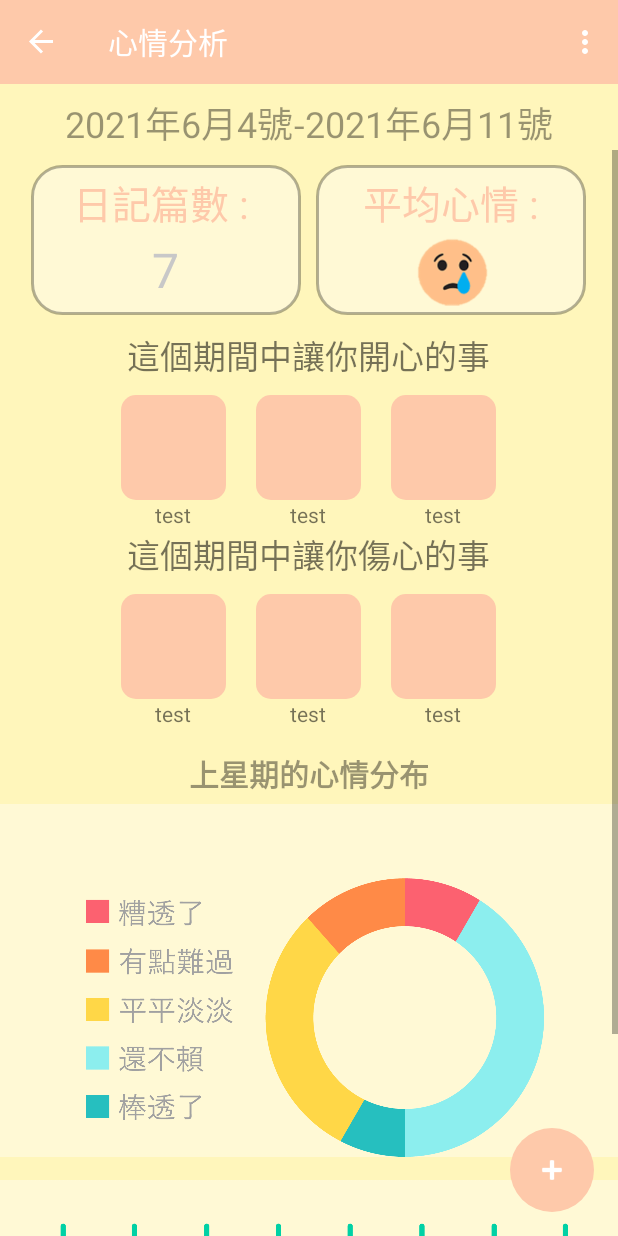
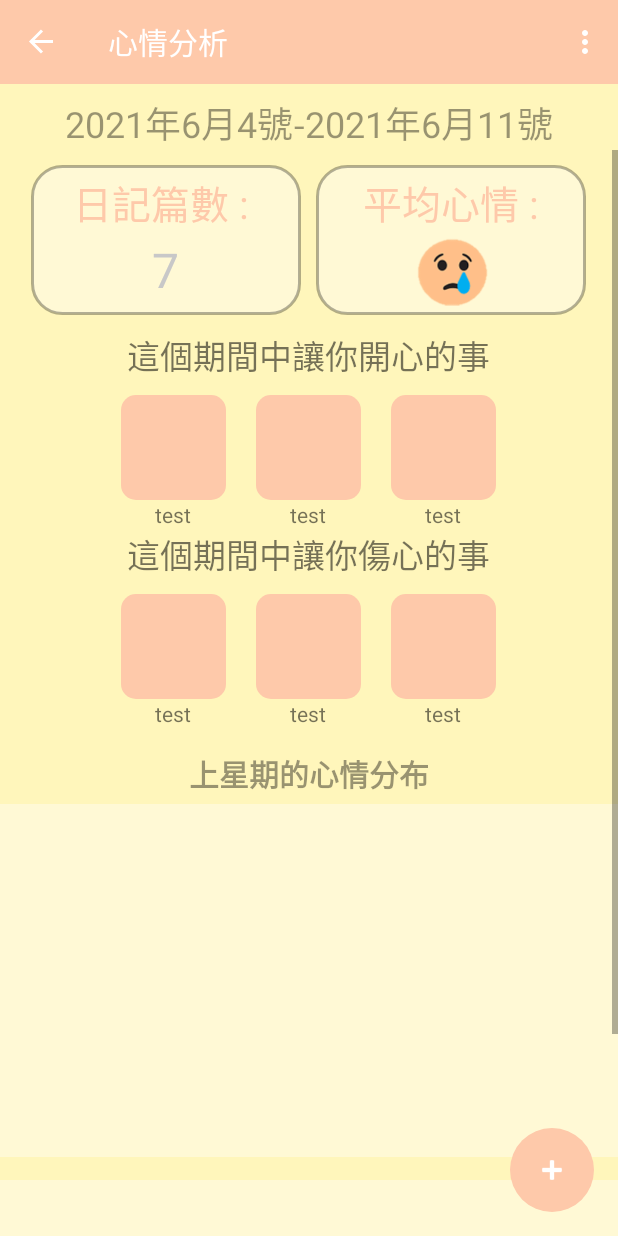
Before and after one commit to 110407SchoolProject/origin, an Android app: the moodAnalysisFragment screen opened through its navigation route, on a phone screen of 412 x 824 dp. Run offline under Robolectric (Android 15) with nearby library versions, the phone set to English and light mode, and no system bars; our stand-ins replace Picasso, navigation-ui; libraries missing offline, so code that uses them is left out: com.facebook.stetho; plain views replace RoundedImageView; pictures from the network do not load; 2 statements that could not run were skipped.

Commit message:
移除圓餅圖&折線圖 預設圖片

```diff
--- a/app/src/main/res/layout/fragment_mood_analysis_activity.xml
+++ b/app/src/main/res/layout/fragment_mood_analysis_activity.xml
@@ -317,7 +317,6 @@
             android:layout_height="235dp"
             android:layout_marginTop="5dp"
             android:background="#FFF9D5"
-            android:src="@drawable/piechart1"
             />
             <!--separator-->
             <View
@@ -329,7 +328,6 @@
             android:layout_width="match_parent"
             android:layout_height="234dp"
             android:background="#FFF9D5"
-            android:src="@drawable/linechart1"
             />
             <!--separator-->
             <View
```
